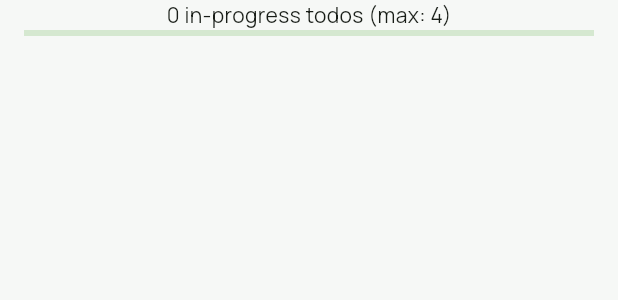
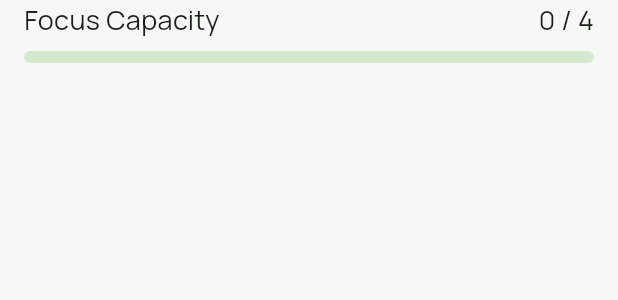
Before and after one commit to WilsonMinFong/finite-todos, a Flutter app: the InProgressPage widget shown alone on an empty page, opened directly, on a phone screen of 412 x 824 dp. Shown: the top 300 px of the screen. Run offline on Flutter 3.47's test engine with Material 3 defaults, Android fonts, the light colour scheme and no system bars; our stand-ins replace sqflite; accounts and stored records are empty.

Commit message:
Style In Progress screen

```diff
--- a/lib/screens/in_progress_page.dart
+++ b/lib/screens/in_progress_page.dart
@@ -43,27 +43,64 @@ class _InProgressPageState extends State<InProgressPage> {
       child: Column(
         crossAxisAlignment: CrossAxisAlignment.start,
         children: <Widget>[
-          Align(
-            alignment: Alignment.center,
-            child: Text('${_inProgressTodos.length} in-progress todos (max: ${Todo.maxNumInProgress})'),
+          Padding(
+            padding: EdgeInsets.symmetric(horizontal: 16),
+            child: Row(
+              mainAxisAlignment: MainAxisAlignment.spaceBetween,
+              children: [
+                Text(
+                  'Focus Capacity',
+                  style: TextStyle(
+                    fontWeight: FontWeight.w500,
+                    fontSize: 18,
                   ),
+                ),
+                Text(
+                  '${_inProgressTodos.length} / ${Todo.maxNumInProgress}',
+                  style: const TextStyle(
+                    fontWeight: FontWeight.w500,
+                    fontSize: 18,
+                  ),
+                ),
+              ],
+            ),
+          ),
+          SizedBox(height: 8),
           Padding(
             padding: const EdgeInsets.symmetric(horizontal: 16),
-            child: LinearProgressIndicator(value: _inProgressTodos.length / Todo.maxNumInProgress)
+            child: LinearProgressIndicator(
+              value: _inProgressTodos.length / Todo.maxNumInProgress,
+              minHeight: 8,
+              borderRadius: BorderRadius.circular(4),
+              valueColor: const AlwaysStoppedAnimation<Color>(Color(0xFF14b8a6)),
             ),
+          ),
+          SizedBox(height: 16),
           Expanded(
             child: ListView.builder(
               itemCount: _inProgressTodos.length,
               itemBuilder: (context, index) {
                 final todo = _inProgressTodos[index];
 
-                  return ListTile(
+                return Padding(
+                  padding: const EdgeInsets.symmetric(horizontal: 16, vertical: 4),
+                  child: Container(
+                    decoration: BoxDecoration(
+                      borderRadius: BorderRadius.circular(12),
+                      border: Border.all(
+                        color: Theme.of(context).colorScheme.outline.withValues(alpha: 0.2),
+                        width: 1,
+                      ),
+                    ),
+                    child: ListTile(
                       leading: Checkbox(value: todo.completedAt != null, onChanged: (bool? value) { _toggleCompleteTodo(todo); }),
                       title: Text(todo.description),
                       trailing: IconButton(
                         icon: const Icon(Icons.inbox),
                         onPressed: () { _toggleInProgress(todo); }
                       )
+                    ),
+                  ),
                 );
               },
             ),
```
Lines whose indentation alone changed are shown as unchanged.
